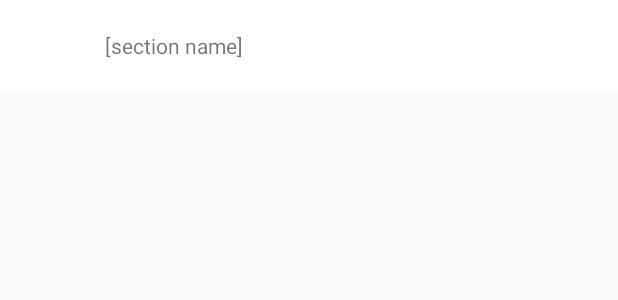
After one commit to benhurott/hammer-board-android, an Android app: the layout view_board_sections_list_row.xml on its own in the app's theme, with its tools: preview values and no code run, on a phone screen of 412 x 824 dp. The commit adds this screen. Shown: the top 300 px of the screen. Run offline under Robolectric (Android 15) with nearby library versions, the phone set to English and light mode, and no system bars.

Commit message:
feat(view-board): adding section list

```diff
--- a/src/app/build.gradle
+++ b/src/app/build.gradle
@@ -27,6 +27,7 @@ dependencies {
     androidTestImplementation 'com.android.support.test.espresso:espresso-core:3.0.1'
 
     compile 'com.android.support:design:26.1.0'
+    compile 'com.android.support:recyclerview-v7:26.1.0'
 
     compile 'com.google.firebase:firebase-database:11.6.0'
 }
--- a/src/app/src/main/AndroidManifest.xml
+++ b/src/app/src/main/AndroidManifest.xml
@@ -17,7 +17,8 @@
             </intent-filter>
         </activity>
         <activity android:name=".ui.newboard.ChoseNewBoardTemplateActivity" />
-        <activity android:name=".ui.joinboard.JoinBoardActivity"></activity>
+        <activity android:name=".ui.joinboard.JoinBoardActivity" />
+        <activity android:name=".ui.viewboard.ViewBoardActivity"></activity>
     </application>
 
 </manifest>
--- /dev/null
+++ b/src/app/src/main/res/layout/view_board_sections_list_row.xml
@@ -0,0 +1,36 @@
+<?xml version="1.0" encoding="utf-8"?>
+<LinearLayout
+    xmlns:android="http://schemas.android.com/apk/res/android"
+    android:layout_width="match_parent"
+    android:layout_height="wrap_content"
+    android:orientation="vertical"
+    android:paddingRight="20dp"
+    android:paddingTop="5dp"
+    android:paddingLeft="20dp"
+    android:background="@android:color/white"
+    android:layout_marginBottom="10dp">
+
+    <LinearLayout
+        android:layout_weight="2"
+        android:layout_width="match_parent"
+        android:layout_height="match_parent"
+        android:orientation="horizontal"
+        android:background="@android:color/white"
+        android:layout_marginBottom="5dp">
+        <ImageView
+            android:id="@+id/section_image"
+            android:layout_width="40dp"
+            android:layout_height="40dp"
+            android:layout_gravity="center_vertical"/>
+
+        <TextView
+            android:id="@+id/section_name"
+            android:layout_width="wrap_content"
+            android:layout_height="50dp"
+            android:text="[section name]"
+            android:layout_marginLeft="10dp"
+            android:gravity="center_vertical"
+            />
+    </LinearLayout>
+
+</LinearLayout>
```
Also changed, not shown: src/app/src/main/java/br/com/bhr/hammerboard/domain/board/BoardEntity.java (+43 -0 lines), src/app/src/main/java/br/com/bhr/hammerboard/domain/board/boardsections/BoardSectionModel.java (added, +25 -0 lines), src/app/src/main/java/br/com/bhr/hammerboard/ui/joinboard/JoinBoardEnterShareCodeFragment.java (+8 -2 lines), src/app/src/main/java/br/com/bhr/hammerboard/ui/viewboard/ViewBoardActivity.java (added, +44 -0 lines), src/app/src/main/java/br/com/bhr/hammerboard/ui/viewboard/ViewBoardSectionsFragment.java (added, +45 -0 lines), src/app/src/main/java/br/com/bhr/hammerboard/ui/viewboard/ViewBoardSectionsListAdapter.java (added, +75 -0 lines), src/app/src/main/res/layout/activity_view_board.xml (added, +14 -0 lines), src/app/src/main/res/layout/view_board_sections.xml (added, +13 -0 lines).
